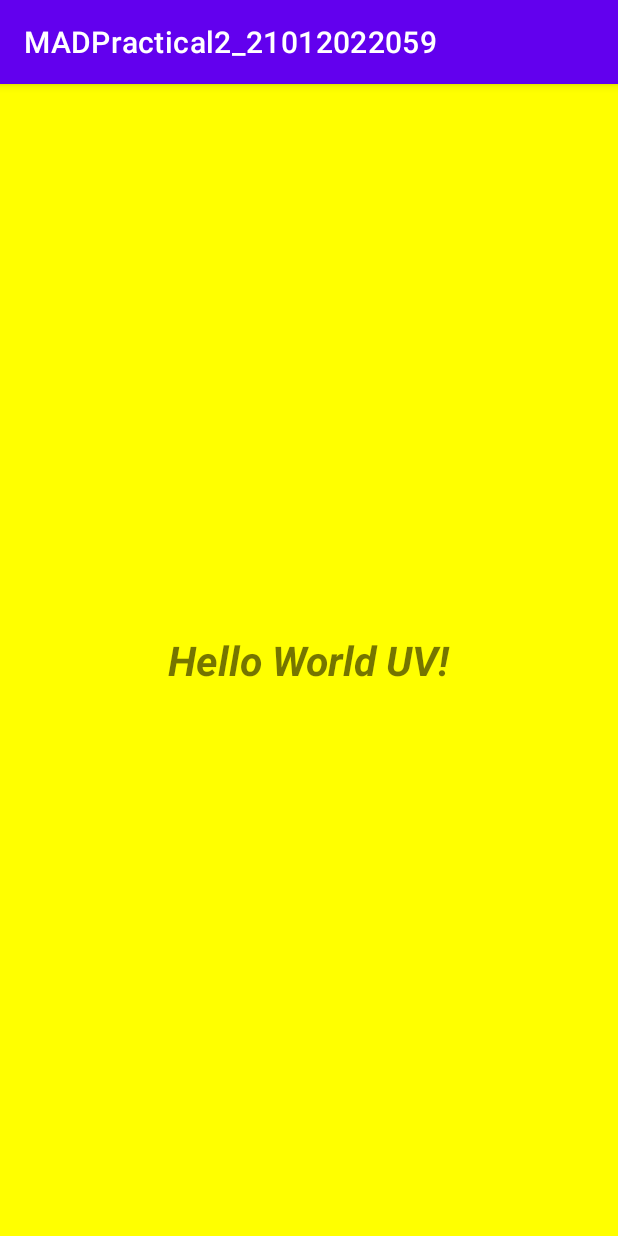
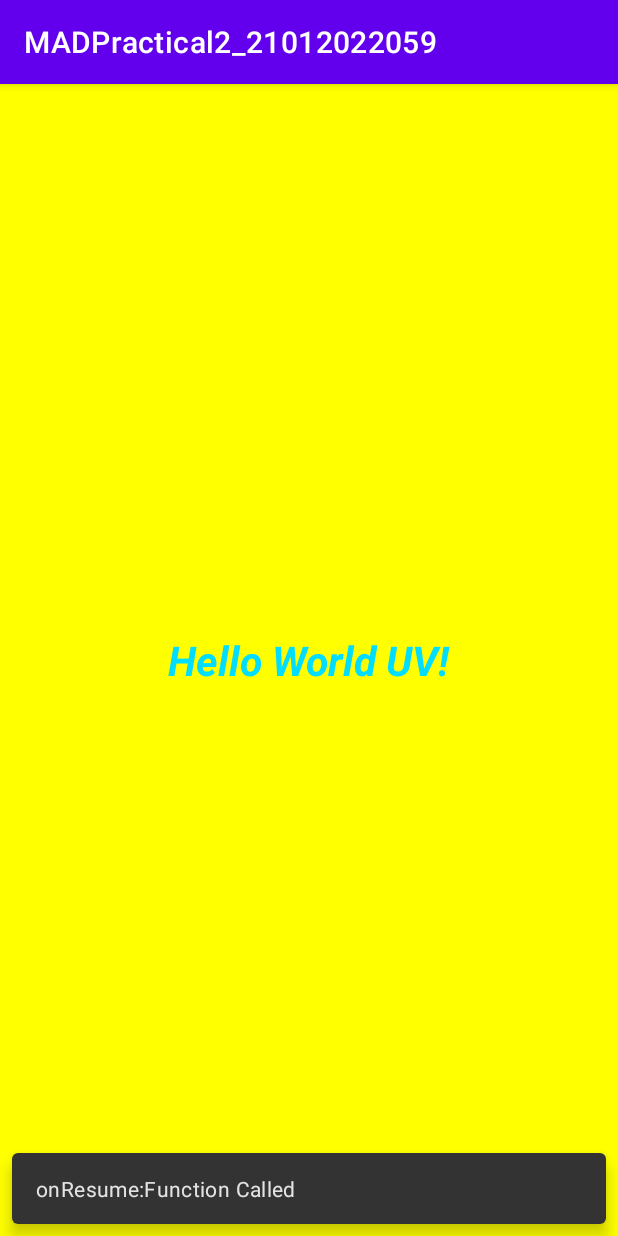
Before and after one commit to umang1352/MADPractical2_21012022059_, an Android app: the first screen one second after launch (MainActivity), on a phone screen of 412 x 824 dp. Run offline under Robolectric (Android 15) with nearby library versions, the phone set to English and light mode, and no system bars.

Commit message:
Practical2 Full Over

```diff
--- a/app/src/main/java/com/example/madpractical2_21012022059/MainActivity.kt
+++ b/app/src/main/java/com/example/madpractical2_21012022059/MainActivity.kt
@@ -2,10 +2,55 @@ package com.example.madpractical2_21012022059
 
 import androidx.appcompat.app.AppCompatActivity
 import android.os.Bundle
+import android.util.Log
+import android.widget.Toast
+import androidx.constraintlayout.widget.ConstraintLayout
+import com.google.android.material.snackbar.Snackbar
 
-class MainActivity : AppCompatActivity() {
+class MainActivity : AppCompatActivity(){
+    private val TAG ="MainActivity"
+    private lateinit var mycl:ConstraintLayout
     override fun onCreate(savedInstanceState: Bundle?) {
         super.onCreate(savedInstanceState)
         setContentView(R.layout.activity_main)
+        mycl=findViewById(R.id.mycl)
+        Log.i(TAG, "onCreate:Function Called ")
+        Toast.makeText(this, "onCreate:Function Called", Toast.LENGTH_SHORT).show()
+        Snackbar.make(mycl,"onCreate:Function Called",Snackbar.LENGTH_LONG).show()
+    }
+
+    override fun onStart() {
+        super.onStart()
+        Log.i(TAG, "onStart:Function Called ")
+        Toast.makeText(this, "onStart:Function Called", Toast.LENGTH_SHORT).show()
+        Snackbar.make(mycl,"onStart:Function Called",Snackbar.LENGTH_LONG).show()
+
+    }
+
+    override fun onResume() {
+        super.onResume()
+        Log.i(TAG, "onResume:Function Called ")
+        Toast.makeText(this, "onResume:Function Called", Toast.LENGTH_SHORT).show()
+        Snackbar.make(mycl,"onResume:Function Called",Snackbar.LENGTH_LONG).show()
+    }
+
+    override fun onPause() {
+        super.onPause()
+        Log.i(TAG, "onPause:Function Called ")
+        Toast.makeText(this, "onPause:Function Called", Toast.LENGTH_SHORT).show()
+        Snackbar.make(mycl,"onPause:Function Called",Snackbar.LENGTH_LONG).show()
+    }
+    override fun onStop() {
+        super.onStop()
+        Log.i(TAG, "onStop:Function Called ")
+        Toast.makeText(this, "onStop:Function Called", Toast.LENGTH_SHORT).show()
+        Snackbar.make(mycl,"onStop:Function Called",Snackbar.LENGTH_LONG).show()
+    }
+
+    override fun onDestroy() {
+        super.onDestroy()
+        Log.i(TAG, "onDestroy:Function Called ")
+        Toast.makeText(this, "onDestroy:Function Called", Toast.LENGTH_SHORT).show()
+        Snackbar.make(mycl,"onDestroy:Function Called",Snackbar.LENGTH_LONG).show()
     }
 }
--- a/app/src/main/res/layout/activity_main.xml
+++ b/app/src/main/res/layout/activity_main.xml
@@ -4,6 +4,7 @@
     xmlns:tools="http://schemas.android.com/tools"
     android:layout_width="match_parent"
     android:layout_height="match_parent"
+    android:id="@+id/mycl"
     tools:context=".MainActivity"
     android:background="#FFFF00">
 
@@ -14,6 +15,7 @@
         android:text="Hello World UV!"
         android:textSize="27sp"
         android:textStyle="bold|italic"
+        android:textColor="@android:color/holo_blue_bright"
         app:layout_constraintBottom_toBottomOf="parent"
         app:layout_constraintEnd_toEndOf="parent"
         app:layout_constraintStart_toStartOf="parent"
```
